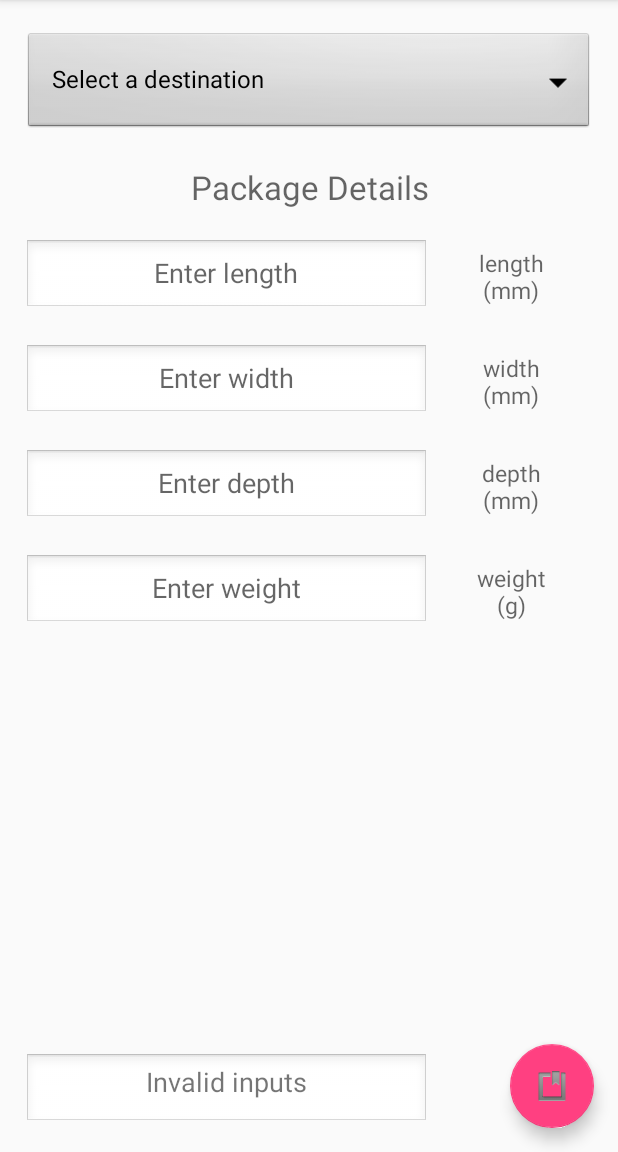
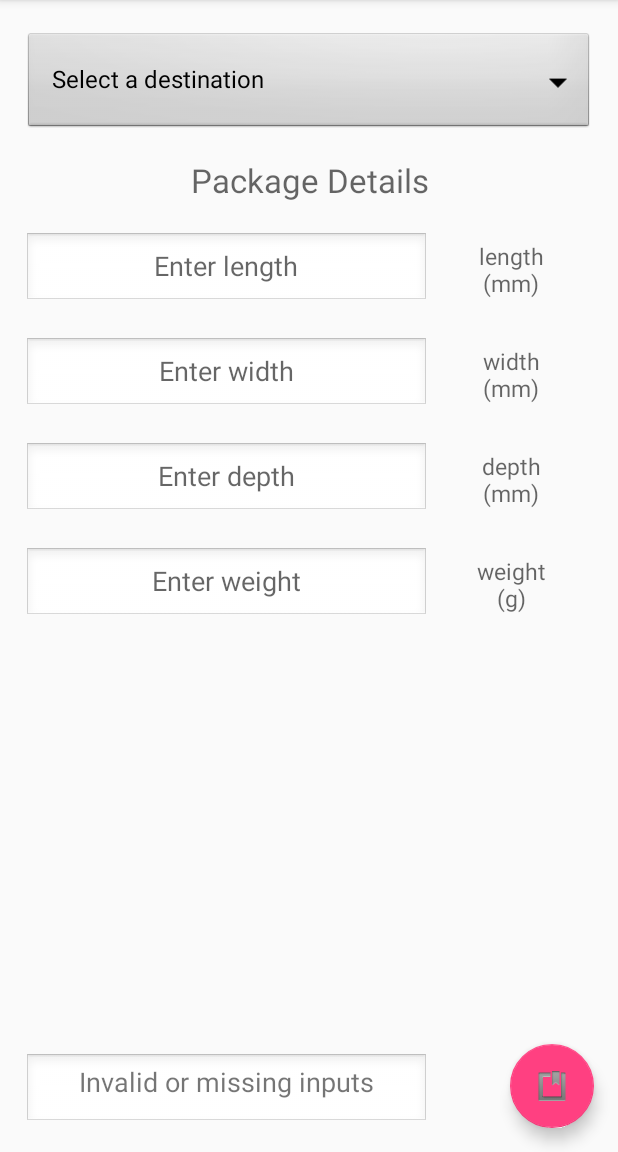
Before and after one commit to ch-andrei/ECSE428_AB_postalPriceCalculator, an Android app: the screen it shows after launch (MainActivity), after a tap on an icon or button, on a phone screen of 412 x 824 dp, the part 84-1236 px from its top. Run offline under Robolectric (Android 15) with nearby library versions, the phone set to English and light mode, and no system bars.

Commit message:
final bug fixing and minor ui midifications

```diff
--- a/app/src/main/java/andreic/amppostalratecalculator/MainActivity.java
+++ b/app/src/main/java/andreic/amppostalratecalculator/MainActivity.java
@@ -72,8 +72,12 @@ public class MainActivity extends AppCompatActivity implements ItemEnums {
      * calculates and displays postal rate based on inputs entered through UI. Handles errors and provides visual error feedback.
      */
     protected void computePostalRate() {
-        // reset global error flag
+        // reset error flag
         error_flag = false;
+        weight_field.setError(null);
+        length_field.setError(null);;
+        depth_field.setError(null);;
+        width_field.setError(null);;
 
         // init vars and set to defaults
         String destination, type;
@@ -98,6 +102,8 @@ public class MainActivity extends AppCompatActivity implements ItemEnums {
             // if user did not select anything
             focus = destination_menu_spinner;
             complete = false;
+        } else {
+            any_in = true;
         }
         try {
             weight = Double.valueOf(weight_field.getText().toString());
@@ -151,11 +157,16 @@ public class MainActivity extends AppCompatActivity implements ItemEnums {
         if (complete) {
             // compute postal rate
             postal_rate = computePostalRate(length, width, depth, weight, destination);
-            Toast.makeText(MainActivity.this, "Computed rate!", Toast.LENGTH_SHORT).show();
-            if (postal_rate>=0)
+
+            if (postal_rate >= 0) {
+                Toast.makeText(MainActivity.this, "Computed rate!", Toast.LENGTH_SHORT).show();
                 postal_rate_field.setText("" + postal_rate + "$");
-            else
+            }
+            else {
+                error_flag = true;
                 postal_rate_field.setText(getString(R.string.invalid_input_combination));
+                Toast.makeText(MainActivity.this, "Could not compute rate!", Toast.LENGTH_SHORT).show();
+            }
         } else {
             error_flag = true;
             if (focus != null) {
@@ -179,7 +190,9 @@ public class MainActivity extends AppCompatActivity implements ItemEnums {
     protected static double computePostalRate(double length, double width, double depth, double weight, String destination) {
         String type;
 
-        if(destination==null)
+        // stage 1: input error handling
+
+        if(destination == null)
         {
             return -1.0;
         }
@@ -189,6 +202,8 @@ public class MainActivity extends AppCompatActivity implements ItemEnums {
         {
             return -2.0;
         }
+
+        // stage 2: compute rate
 
         // determine type
         type = "";
--- a/app/src/main/res/layout/content_main.xml
+++ b/app/src/main/res/layout/content_main.xml
@@ -26,7 +26,7 @@
         android:layout_width="match_parent"
         android:layout_height="wrap_content"
         android:layout_gravity="center_horizontal"
-        android:layout_marginTop="20dp"
+        android:layout_marginTop="15dp"
         android:text="Package Details"
         android:textAlignment="center"
         android:textAppearance="?android:attr/textAppearanceMedium"
--- a/app/src/main/res/values/strings.xml
+++ b/app/src/main/res/values/strings.xml
@@ -2,7 +2,6 @@
     <string name="app_name">Postal Rate Calculator</string>
     <string name="action_settings">Settings</string>
     <string name="missing_field">Missing input</string>
-    <string name="invalid_input_combination">Invalid input combination!</string>
-    <string name="invalid_inputs">Invalid inputs</string>
-
+    <string name="invalid_input_combination">Invalid input combination</string>
+    <string name="invalid_inputs">Invalid or missing inputs</string>
 </resources>
```
